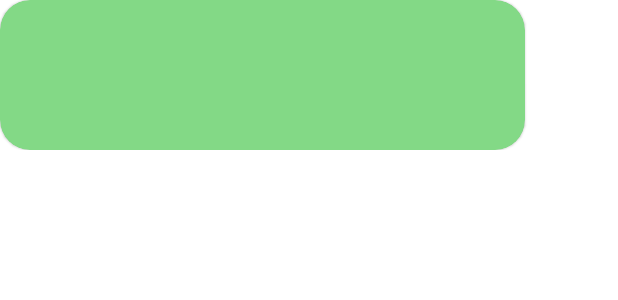
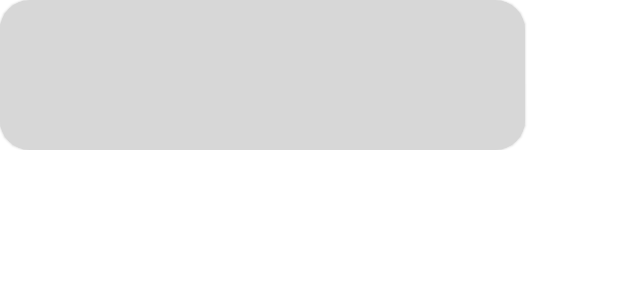
Before and after one commit to AndaRexhepi/android-carts-api, an Android app: the layout product_item.xml on its own in the app's theme, with its tools: preview values and no code run, on a phone screen of 412 x 824 dp. Shown: the top 300 px of the screen. Run offline under Robolectric (Android 15) with nearby library versions, the phone set to English and light mode, and no system bars.

Commit message:
Started on products and details

```diff
--- a/app/src/main/java/com/example/androidcartsapi/ui/carts/CartsFragment.kt
+++ b/app/src/main/java/com/example/androidcartsapi/ui/carts/CartsFragment.kt
@@ -18,7 +18,6 @@ import com.example.androidcartsapi.databinding.FragmentCartsBinding
 class CartsFragment : Fragment() {
 
     private lateinit var binding: FragmentCartsBinding
-    private lateinit var itemBinding: CartItemBinding
     private lateinit var viewModel: CartViewModel
     private lateinit var adapter: CartsAdapter
 
@@ -28,14 +27,13 @@ class CartsFragment : Fragment() {
         savedInstanceState: Bundle?
     ): View? {
         binding = FragmentCartsBinding.inflate(layoutInflater)
-
         return binding.root
     }
 
     override fun onViewCreated(view: View, savedInstanceState: Bundle?) {
         super.onViewCreated(view, savedInstanceState)
 
-        val cartItem = itemBinding.cartCard
+
         // Initialize ViewModel
         viewModel = ViewModelProvider(this)[CartViewModel::class.java]
 
@@ -49,7 +47,7 @@ class CartsFragment : Fragment() {
         // Fetch carts
         viewModel.getCarts()
 
-        cartItem.setOnClickListener{
+        binding.cartsList.setOnClickListener{
             Navigation.findNavController(view).navigate(R.id.fragment_products)
         }
 
--- a/app/src/main/res/layout/fragment_products.xml
+++ b/app/src/main/res/layout/fragment_products.xml
@@ -14,6 +14,8 @@
         app:layout_constraintTop_toTopOf="parent"
         app:layout_constraintLeft_toLeftOf="parent"
         app:layout_constraintRight_toRightOf="parent"
+        android:textSize="20dp"
+        android:layout_marginTop="60dp"
         />
     <androidx.recyclerview.widget.RecyclerView
         android:id="@+id/totalProducts"
@@ -23,5 +25,6 @@
         app:layout_constraintLeft_toLeftOf="parent"
         app:layout_constraintRight_toRightOf="parent"
         android:layout_marginTop="30dp"
+        tools:listitem="@layout/product_item"
         />
 </androidx.constraintlayout.widget.ConstraintLayout>
--- a/app/src/main/res/layout/product_item.xml
+++ b/app/src/main/res/layout/product_item.xml
@@ -1,9 +1,9 @@
 <?xml version="1.0" encoding="utf-8"?>
 <layout xmlns:android="http://schemas.android.com/apk/res/android"
-    xmlns:app="http://schemas.android.com/apk/res-auto"
-    android:layout_width="match_parent"
-    android:layout_height="match_parent">
+    xmlns:app="http://schemas.android.com/apk/res-auto">
+
     <data>
+
         <variable
             name="product"
             type="com.example.androidcartsapi.model.Product" />
@@ -13,34 +13,47 @@
         android:layout_width="match_parent"
         android:layout_height="wrap_content"
         android:orientation="vertical"
+        android:layout_marginBottom="30dp"
         >
 
         <com.google.android.material.card.MaterialCardView
             android:layout_width="350dp"
             android:layout_height="100dp"
-            android:backgroundTint="@color/light_green"
-            app:cardCornerRadius="20dp"
+            android:backgroundTint="@color/grey"
+            app:cardCornerRadius="20dp">
+
+            <LinearLayout
+                android:layout_width="wrap_content"
+                android:layout_height="wrap_content"
+                android:orientation="horizontal"
                 >
                 <ImageView
                     android:layout_width="wrap_content"
                     android:layout_height="wrap_content"
-                android:src="@{product.thumbnail}"
-                />
+                    android:src="@{product.thumbnail}" />
+
+                <LinearLayout
+                    android:layout_width="wrap_content"
+                    android:layout_height="wrap_content"
+                    android:orientation="vertical"
+                    >
                     <TextView
                         android:layout_width="wrap_content"
                         android:layout_height="wrap_content"
                         android:text="@{product.title}"
                         />
+
                     <TextView
                         android:layout_width="wrap_content"
                         android:layout_height="wrap_content"
-                android:text="@{String.valueOf(product.price)}"
-                />
+                        android:text="@{`Price: ` +  String.valueOf(product.price) + `$`}" />
+
                     <TextView
                         android:layout_width="wrap_content"
                         android:layout_height="wrap_content"
-                android:text="@{String.valueOf(product.quantity)}"
-                />
+                        android:text="@{`In stock:` + String.valueOf(product.quantity)}" />
+                </LinearLayout>
+            </LinearLayout>
 
         </com.google.android.material.card.MaterialCardView>
 
--- a/app/src/main/res/values/colors.xml
+++ b/app/src/main/res/values/colors.xml
@@ -8,5 +8,6 @@
     <color name="black">#FF000000</color>
     <color name="white">#FFFFFFFF</color>
     <color name="green">#43A847</color>
-    <color name="light_green">#83D986</color>
+    <color name="light_green">#5EAF85</color>
+    <color name="grey">#D7D7D7</color>
 </resources>
```
Also changed, not shown: app/src/main/res/layout/cart_item.xml (+24 -4 lines). Lines whose indentation alone changed are shown as unchanged.
